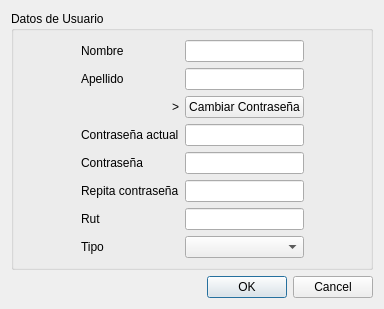
Old version of the form nostro/admin_usuarios/formulario_usuario_ui.ui in the repository manuell12/CafeNostro.
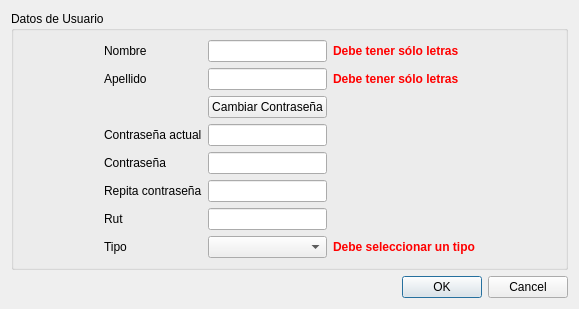
New version of the form.

Diff of the .ui file:
```diff
--- a/nostro/admin_usuarios/formulario_usuario_ui.ui
+++ b/nostro/admin_usuarios/formulario_usuario_ui.ui
@@ -9,8 +9,8 @@
    <rect>
     <x>0</x>
     <y>0</y>
-    <width>384</width>
-    <height>289</height>
+    <width>579</width>
+    <height>287</height>
    </rect>
   </property>
   <property name="windowTitle">
@@ -37,101 +37,139 @@
        </spacer>
       </item>
       <item>
-       <layout class="QHBoxLayout" name="horizontalLayout_2">
-        <item>
-         <layout class="QVBoxLayout" name="verticalLayout">
-          <item>
-           <widget class="QLabel" name="label">
+       <layout class="QGridLayout" name="gridLayout">
+        <item row="3" column="2">
+         <widget class="QLabel" name="label_error_clave_actual">
             <property name="text">
-             <string>Nombre</string>
+           <string/>
             </property>
            </widget>
           </item>
-          <item>
-           <widget class="QLabel" name="label_2">
-            <property name="text">
-             <string>Apellido</string>
-            </property>
-           </widget>
-          </item>
-          <item>
-           <widget class="QLabel" name="label_cambiar_c">
-            <property name="text">
-             <string>&gt;</string>
-            </property>
-            <property name="alignment">
-             <set>Qt::AlignRight|Qt::AlignTrailing|Qt::AlignVCenter</set>
-            </property>
-           </widget>
-          </item>
-          <item>
-           <widget class="QLabel" name="label_clave_actual">
-            <property name="text">
-             <string>Contraseña actual</string>
-            </property>
-           </widget>
-          </item>
-          <item>
+        <item row="4" column="0">
            <widget class="QLabel" name="label_clave">
             <property name="text">
              <string>Contraseña</string>
             </property>
            </widget>
           </item>
-          <item>
+        <item row="4" column="1">
+         <widget class="QLineEdit" name="lineEdit_clave"/>
+        </item>
+        <item row="4" column="2">
+         <widget class="QLabel" name="label_error_clave">
+          <property name="text">
+           <string/>
+          </property>
+         </widget>
+        </item>
+        <item row="5" column="1">
+         <widget class="QLineEdit" name="lineEdit_verif"/>
+        </item>
+        <item row="5" column="0">
            <widget class="QLabel" name="label_verif">
             <property name="text">
              <string>Repita contraseña</string>
             </property>
            </widget>
           </item>
-          <item>
-           <widget class="QLabel" name="label_3">
-            <property name="text">
-             <string>Rut</string>
-            </property>
-           </widget>
-          </item>
-          <item>
+        <item row="7" column="1">
+         <widget class="QComboBox" name="comboBox_tipo"/>
+        </item>
+        <item row="6" column="1">
+         <widget class="QLineEdit" name="lineEdit_rut"/>
+        </item>
+        <item row="7" column="0">
            <widget class="QLabel" name="label_5">
             <property name="text">
              <string>Tipo</string>
             </property>
            </widget>
           </item>
-         </layout>
+        <item row="7" column="2">
+         <widget class="QLabel" name="label_error_tipo">
+          <property name="text">
+           <string>&lt;html&gt;&lt;head/&gt;&lt;body&gt;&lt;p&gt;&lt;span style=&quot; font-weight:600; color:#ff0000;&quot;&gt;Debe seleccionar un tipo&lt;/span&gt;&lt;/p&gt;&lt;/body&gt;&lt;/html&gt;</string>
+          </property>
+         </widget>
         </item>
-        <item>
-         <layout class="QVBoxLayout" name="verticalLayout_2">
-          <item>
+        <item row="6" column="0">
+         <widget class="QLabel" name="label_3">
+          <property name="text">
+           <string>Rut</string>
+          </property>
+         </widget>
+        </item>
+        <item row="2" column="0">
+         <widget class="QLabel" name="label_cambiar_c">
+          <property name="text">
+           <string/>
+          </property>
+         </widget>
+        </item>
+        <item row="0" column="1">
            <widget class="QLineEdit" name="lineEdit_nombre"/>
           </item>
-          <item>
+        <item row="0" column="0">
+         <widget class="QLabel" name="label">
+          <property name="text">
+           <string>Nombre</string>
+          </property>
+         </widget>
+        </item>
+        <item row="1" column="1">
            <widget class="QLineEdit" name="lineEdit_apellido"/>
           </item>
-          <item>
+        <item row="0" column="2">
+         <widget class="QLabel" name="label_error_nombre">
+          <property name="text">
+           <string>&lt;html&gt;&lt;head/&gt;&lt;body&gt;&lt;p&gt;&lt;span style=&quot; font-weight:600; color:#ff0000;&quot;&gt;Debe tener sólo letras&lt;/span&gt;&lt;/p&gt;&lt;/body&gt;&lt;/html&gt;</string>
+          </property>
+         </widget>
+        </item>
+        <item row="3" column="1">
+         <widget class="QLineEdit" name="lineEdit_clave_actual"/>
+        </item>
+        <item row="1" column="0">
+         <widget class="QLabel" name="label_2">
+          <property name="text">
+           <string>Apellido</string>
+          </property>
+         </widget>
+        </item>
+        <item row="2" column="1">
            <widget class="QPushButton" name="pushButton_cambiar_c">
             <property name="text">
              <string>Cambiar Contraseña</string>
             </property>
            </widget>
           </item>
-          <item>
-           <widget class="QLineEdit" name="lineEdit_clave_actual"/>
-          </item>
-          <item>
-           <widget class="QLineEdit" name="lineEdit_clave"/>
-          </item>
-          <item>
-           <widget class="QLineEdit" name="lineEdit_verif"/>
-          </item>
-          <item>
-           <widget class="QLineEdit" name="lineEdit_rut"/>
-          </item>
-          <item>
-           <widget class="QComboBox" name="comboBox_tipo"/>
-          </item>
-         </layout>
+        <item row="3" column="0">
+         <widget class="QLabel" name="label_clave_actual">
+          <property name="text">
+           <string>Contraseña actual</string>
+          </property>
+         </widget>
+        </item>
+        <item row="1" column="2">
+         <widget class="QLabel" name="label_error_apellido">
+          <property name="text">
+           <string>&lt;html&gt;&lt;head/&gt;&lt;body&gt;&lt;p&gt;&lt;span style=&quot; font-weight:600; color:#ff0000;&quot;&gt;Debe tener sólo letras&lt;/span&gt;&lt;/p&gt;&lt;/body&gt;&lt;/html&gt;</string>
+          </property>
+         </widget>
+        </item>
+        <item row="5" column="2">
+         <widget class="QLabel" name="label_error_verif">
+          <property name="text">
+           <string/>
+          </property>
+         </widget>
+        </item>
+        <item row="6" column="2">
+         <widget class="QLabel" name="label_error_rut">
+          <property name="text">
+           <string/>
+          </property>
+         </widget>
         </item>
        </layout>
       </item>
```
Lines whose indentation alone changed are shown as unchanged.
